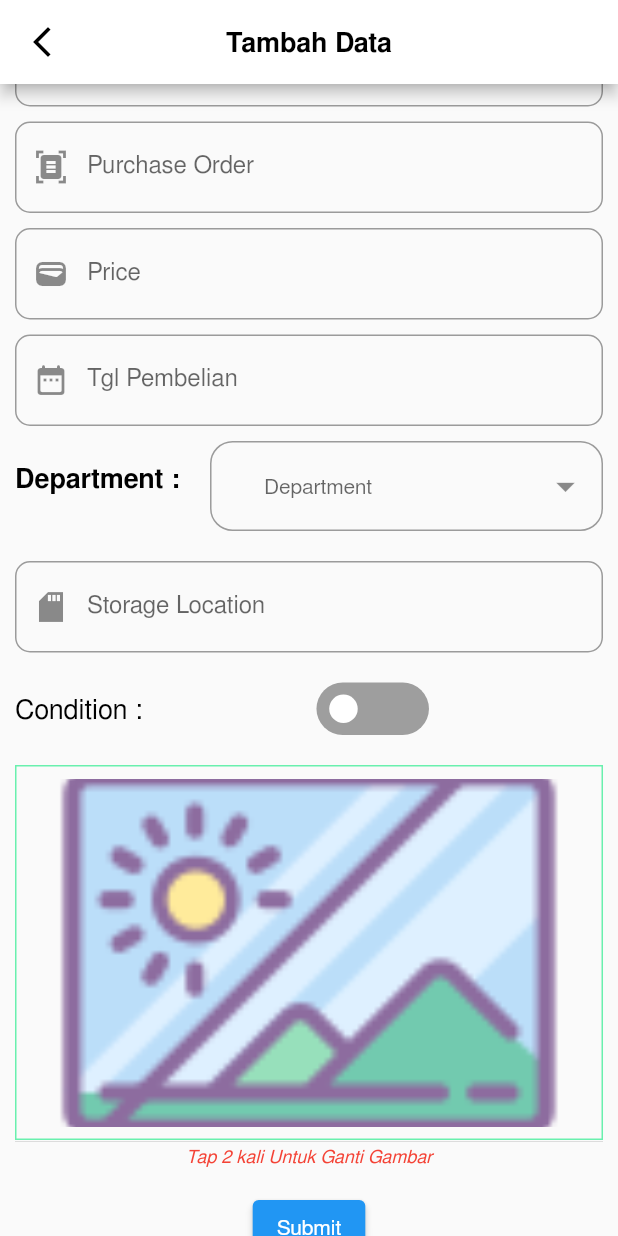
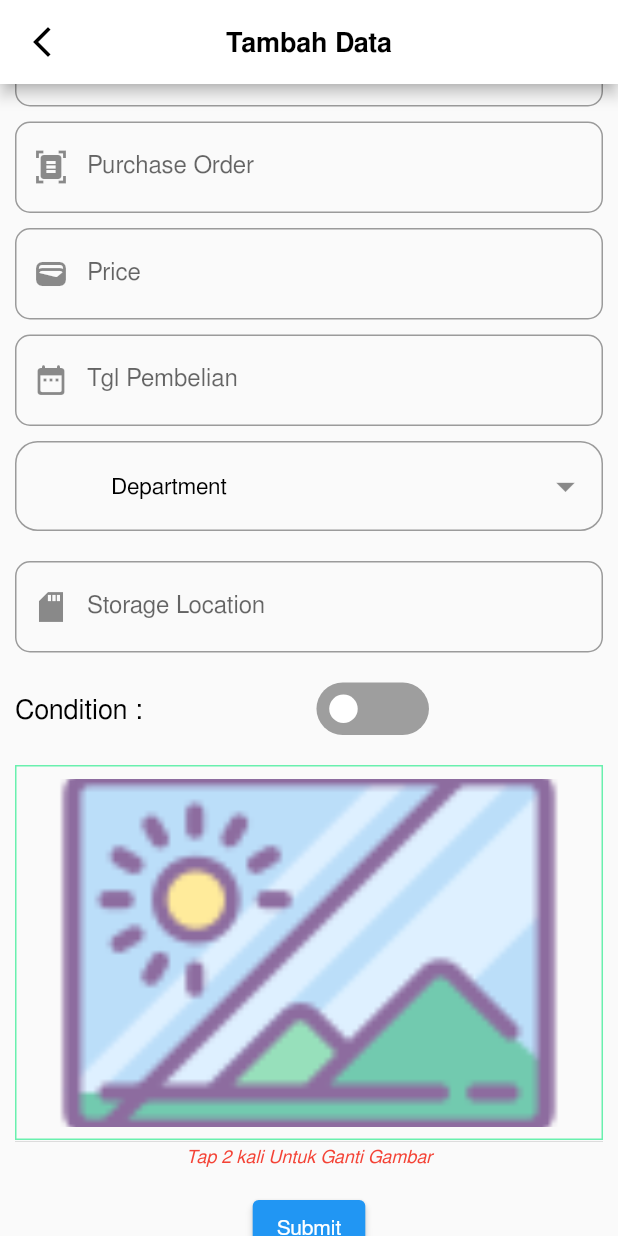
Before and after one commit to chdataasset/mncch_data_asset, a Flutter app: the TambahViewSmall screen opened directly, scrolled down 576 dp, on a phone screen of 412 x 824 dp. Run offline on Flutter 3.47's test engine with Material 2 defaults, Android fonts, the phone set to English and light mode, and no system bars; drawn by our look-alikes of flutter_switch; our stand-ins replace avatar_glow, barcode_widget, carousel_slider, currency_text_input_formatter, dropdown_button2, get and 3 more; missing offline and left inert: flutter_barcode_scanner; accounts and stored records are empty.

Commit message:
edit tambah

```diff
--- /dev/null
+++ b/lib/_assets/data/data_list.dart
@@ -0,0 +1,6 @@
+List<String> Department = [
+  'Master Control Room',
+  'IT MAM Library',
+  'Library',
+  'Post Production',
+];
--- a/lib/app/modules/tambah/controllers/tambah_controller.dart
+++ b/lib/app/modules/tambah/controllers/tambah_controller.dart
@@ -20,19 +20,13 @@ class TambahController extends GetxController {
   RxString isiBarcode = "".obs;
   RxString imageUrl = "".obs;
   RxBool isLoading = false.obs;
+
   RxString filepath = "".obs;
   RxString imageUrlStr = "".obs;
   RxString sourceImg = "".obs;
+  RxString department = "".obs;
   RxString selectedValue = "".obs;
-  RxInt id = 0.obs;
-  RxString kode = "".obs;
-  RxString nama = "".obs;
-  RxString kadept = "".obs;
-  RxString kadiv = "".obs;
-  RxList listImg = [].obs;
-  RxList allItem = [].obs;
   // RxList dataVal = [].obs;
-  RxList<Tdept> dataVal = <Tdept>[].obs;
 
   RxBool isSimpan = false.obs;
   RxBool isCondition = false.obs;
@@ -56,8 +50,10 @@ class TambahController extends GetxController {
   late File xfile;
   File? ambilGambar;
   late File imageFile;
-  final List<Tdept> department = [];
-  List<String> dataNote = [];
+  // final List<Tdept> modelDept = [];
+  // List<String> department = [];
+  // final List<Tdept> modelSloc = [];
+  // List<String> StorageLoc = [];
 
   Future<void> upload(ImageSource imageSource) async {
     isLoading.value = true;
@@ -189,40 +185,77 @@ class TambahController extends GetxController {
     }
   }
 
-  dynamic getItem() async {
-    try {
-      PostgrestResponse<dynamic> result =
-          await client.from('tbl_department').select('').execute();
+  // dynamic getDept() async {
+  //   try {
+  //     PostgrestResponse<dynamic> result =
+  //         await client.from('tbl_department').select('').execute();
 
-      final data = result.data;
-      print(data);
+  //     final data = result.data;
 
-      final error = result.error;
-      List<Tdept> dataItem = Tdept.fromJsonList(result.data as List);
+  //     final error = result.error;
+  //     List<Tdept> dataItem = Tdept.fromJsonList(result.data as List);
+  //     if (modelDept.length == 0) {
+  //       print("kosong");
+  //       dataItem.forEach(
+  //         (element) {
+  //           modelDept.add(Tdept(
+  //             id: element.id,
+  //             kode: element.kode,
+  //             nama: element.nama,
+  //             kadept: element.kadept,
+  //             kadiv: element.kadiv,
+  //           ));
+  //         },
+  //       );
+  //       for (var element in modelDept) {
+  //         department.add(element.nama);
+  //       }
+  //       print(department.length);
+  //     }
 
-      dataItem.forEach(
-        (element) {
-          department.add(Tdept(
-            id: element.id,
-            kode: element.kode,
-            nama: element.nama,
-            kadept: element.kadept,
-            kadiv: element.kadiv,
-          ));
-        },
-      );
-      for (var element in department) {
-        dataNote.add(element.nama);
-      }
+  //     // print("=====================");
+  //     // print(department);
+  //     return department;
+  //   } catch (err) {
+  //     print(err);
+  //     return [];
+  //   }
+  // }
 
-      print("=====================");
-      print(dataNote);
-      return dataNote;
-    } catch (err) {
-      print(err);
-      rethrow;
-    }
-  }
+  // dynamic getSloc() async {
+  //   try {
+  //     PostgrestResponse<dynamic> result =
+  //         await client.from('tbl_department').select('').execute();
+
+  //     final data = result.data;
+  //     print(data);
+
+  //     final error = result.error;
+  //     List<Tdept> dataItem = Tdept.fromJsonList(result.data as List);
+  //     // modelDept.clear();
+  //     dataItem.forEach(
+  //       (element) {
+  //         modelDept.add(Tdept(
+  //           id: element.id,
+  //           kode: element.kode,
+  //           nama: element.nama,
+  //           kadept: element.kadept,
+  //           kadiv: element.kadiv,
+  //         ));
+  //       },
+  //     );
+  //     for (var element in modelDept) {
+  //       department.add(element.nama);
+  //     }
+
+  //     print("=====================");
+  //     print(department.length);
+  //     return department;
+  //   } catch (err) {
+  //     print(err);
+  //     return [];
+  //   }
+  // }
 
   ///=================CEK VALIDASI==============
   String? validateidAsset(String value) {
@@ -315,7 +348,8 @@ class TambahController extends GetxController {
   @override
   void onInit() {
     super.onInit();
-    getItem();
+    // getDept();
+    // getSloc();
   }
 
   @override
@@ -326,10 +360,18 @@ class TambahController extends GetxController {
   @override
   void onClose() {
     // TODO: implement onClose
+
     idAssetC.dispose();
     nameC.dispose();
     descriptionC.dispose();
     merkC.dispose();
+    typeC.dispose();
+    serialC.dispose();
+    PRC.dispose();
+    POC.dispose();
+    priceC.dispose();
+    deptC.dispose();
+    slocC.dispose();
     dateC.dispose();
     super.onClose();
   }
--- a/lib/app/modules/tambah/views/tambah_view_small.dart
+++ b/lib/app/modules/tambah/views/tambah_view_small.dart
@@ -1,4 +1,4 @@
-import 'package:dropdown_button2/custom_dropdown_button2.dart';
+import 'package:ch_data_asset/_assets/data/data_list.dart';
 import 'package:dropdown_button2/dropdown_button2.dart';
 import 'package:image_picker/image_picker.dart';
 import 'package:flutter_switch/flutter_switch.dart';
@@ -16,7 +16,6 @@ class TambahViewSmall extends GetView<TambahController> {
     final width = MediaQuery.of(context).size.width;
     final height = MediaQuery.of(context).size.height;
 
-    String? selectedValue;
     return Scaffold(
       appBar: AppBar(
         flexibleSpace: Container(
@@ -335,24 +334,9 @@ class TambahViewSmall extends GetView<TambahController> {
                     SizedBox(
                       height: 10,
                     ),
-                    Row(
-                      mainAxisAlignment: MainAxisAlignment.start,
-                      crossAxisAlignment: CrossAxisAlignment.center,
-                      children: [
-                        Padding(
-                          padding: const EdgeInsets.only(bottom: 10),
-                          child: Text(
-                            "Department :",
-                            style: FreeSansBold,
-                          ),
-                        ),
-                        SizedBox(
-                          width: 20,
-                        ),
 
-                        // ======================DROPDOWN MENU==============
-                        Expanded(
-                          child: DropdownButtonFormField2<String>(
+                    // ======================DROPDOWN DEPARTMENT==============
+                    DropdownButtonFormField2<String>(
                       decoration: InputDecoration(
                         //Add isDense true and zero Padding.
                         //Add Horizontal padding using buttonPadding and Vertical padding by increasing buttonHeight instead of add Padding here so that The whole TextField Button become clickable, and also the dropdown menu open under The whole TextField Button.
@@ -365,9 +349,12 @@ class TambahViewSmall extends GetView<TambahController> {
                         //Add label If you want but add hint outside the decoration to be aligned in the button perfectly.
                       ),
                       isExpanded: true,
-                            hint: const Text(
-                              'Department',
-                              style: TextStyle(fontSize: 14),
+                      hint: Padding(
+                        padding: const EdgeInsets.only(left: 28.0),
+                        child: Text(
+                          "Department",
+                          style: FreeSansReg.copyWith(fontSize: 15),
+                        ),
                       ),
                       icon: const Icon(
                         Icons.arrow_drop_down,
@@ -375,37 +362,35 @@ class TambahViewSmall extends GetView<TambahController> {
                       ),
                       iconSize: 30,
                       buttonHeight: 60,
-                            buttonPadding:
-                                const EdgeInsets.only(left: 20, right: 10),
+                      buttonPadding: const EdgeInsets.only(left: 20, right: 10),
                       dropdownDecoration: BoxDecoration(
                         borderRadius: BorderRadius.circular(15),
                       ),
-                            items: controller.dataNote
-                                .map((item) => DropdownMenuItem(
+                      items: Department.map((item) => DropdownMenuItem(
                             value: item,
+                            child: Padding(
+                              padding: const EdgeInsets.only(left: 28.0),
                               child: Text(
                                 item,
                                 style: const TextStyle(
                                   fontSize: 14,
                                 ),
                               ),
-                                    ))
-                                .toList(),
+                            ),
+                          )).toList(),
                       validator: (value) {
                         if (value == null) {
                           return 'Please select Department.';
                         }
                       },
                       onChanged: (value) {
-                              //Do something when changing the item if you want.
+                        controller.department.value = value!;
                       },
                       onSaved: (value) {
-                              selectedValue = value.toString();
+                        controller.selectedValue.value = value!;
                       },
                     ),
-                        ),
-                      ],
-                    ),
+
                     SizedBox(
                       height: 20,
                     ),
@@ -531,7 +516,10 @@ class TambahViewSmall extends GetView<TambahController> {
                                     height: 200,
                                     child: (controller
                                             .imageUrlStr.value.isNotEmpty)
-                                        ? Image.file(controller.xfile)
+                                        ? Image.file(
+                                            controller.xfile,
+                                            width: double.infinity,
+                                          )
                                         : Image.asset(
                                             "assets/images/noimage.png"),
                                   ),
```
Also changed, not shown: lib/_assets/data/json/tbl_sloc.json (added, +7 -0 lines), lib/_assets/data/struc/tbl_sloc.dart (added, +39 -0 lines), lib/app/modules/tambah/views/widget/selectsource.dart (added). Lines whose indentation alone changed are shown as unchanged.
